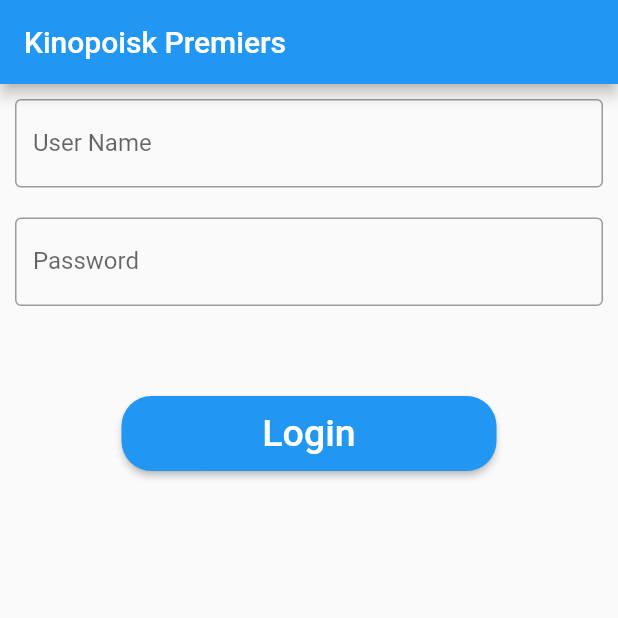
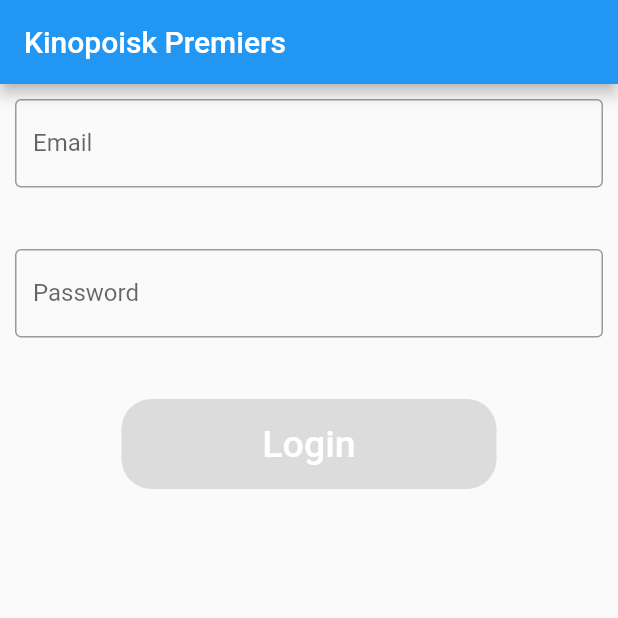
Before and after one commit to ShishkinDenis/KinopoiskPremiers, a Flutter app: the screen it shows after launch, on a phone screen of 412 x 824 dp, the top half of it. Run offline on Flutter 3.47's test engine with Material 2 defaults, Android fonts, the phone set to English and light mode, and no system bars; our stand-ins replace bloc, dio, flutter_bloc; Roboto replaces fonts that are missing (Muli).

Commit message:
validation is implemented

```diff
--- /dev/null
+++ b/lib/domain/model/LoginUser.dart
@@ -0,0 +1,6 @@
+class LoginUser {
+  late final String email;
+  late final String password;
+
+  LoginUser({required this.email, required this.password});
+}
--- a/lib/gui/films/films.dart
+++ b/lib/gui/films/films.dart
@@ -50,7 +50,7 @@ class _FilmsScreenState extends State<FilmsScreen> {
       margin: const EdgeInsets.all(8.0),
       child: BlocProvider(
         create: (_) => _filmsBloc,
-        child: BlocListener<FilmsBloc, FilmsState>(
+        child: BlocConsumer<FilmsBloc, FilmsState>(
           listener: (context, state) {
             if (state is FilmsError) {
               ScaffoldMessenger.of(context).showSnackBar(
@@ -60,7 +60,6 @@ class _FilmsScreenState extends State<FilmsScreen> {
               );
             }
           },
-          child: BlocBuilder<FilmsBloc, FilmsState>(
           builder: (context, state) {
             if (state is FilmsInitial) {
               return _buildLoading();
@@ -74,7 +73,6 @@ class _FilmsScreenState extends State<FilmsScreen> {
               return Container();
             }
           },
-          ),
         ),
       ),
     );
--- a/lib/gui/login/login.dart
+++ b/lib/gui/login/login.dart
@@ -1,9 +1,12 @@
 import 'package:flutter/material.dart';
+import 'package:list_view/domain/model/LoginUser.dart';
 import 'package:list_view/gui/films/films.dart';
-
+import 'package:list_view/util/validation/InputValidationMixin.dart';
 import '../../util/strings.dart';
 import '../../util/styles.dart';
 
+//TODO bloc
+//TODO use go_Router
 class LoginScreen extends StatefulWidget {
   const LoginScreen({super.key});
 
@@ -13,55 +16,115 @@ class LoginScreen extends StatefulWidget {
   }
 }
 
-class _LoginScreenState extends State<LoginScreen> {
+class _LoginScreenState extends State<LoginScreen> with InputValidationMixin {
+  final _emailController = TextEditingController();
+  final _passwordController = TextEditingController();
+  bool _isEmailChanged = false;
+  bool _isPasswordChanged = false;
+  bool _isEmailValid = false;
+  bool _isPasswordValid = false;
+
+  @override
+  void dispose() {
+    _emailController.dispose();
+    _passwordController.dispose();
+    super.dispose();
+  }
+
+  String? get _emailErrorText {
+    final text = _emailController.value.text;
+    _isEmailValid = text.isNotEmpty && isEmailValid(text);
+    if (!_isEmailValid) {
+      return Strings.emailValidationMessage;
+    }
+    return null;
+  }
+
+  String? get _passwordErrorText {
+    final text = _passwordController.value.text;
+    _isPasswordValid = text.isNotEmpty && isPasswordValid(text);
+    if (!_isPasswordValid) {
+      return Strings.passwordValidationMessage;
+    }
+    return null;
+  }
+
   @override
   Widget build(BuildContext context) {
     return Scaffold(
-        appBar: AppBar(
-            title: const Text(
+      appBar: AppBar(
+        title: const Text(
           Strings.kinopoiskPremiers,
           style: Styles.navBarTitle,
-        )),
-        body: Column(
+        ),
+      ),
+      body: SingleChildScrollView(
+        child: Column(
           children: [
-            const Padding(
-              padding: EdgeInsets.all(10),
+            Container(
+              padding: const EdgeInsets.all(10),
+              height: 100,
               child: TextField(
+                controller: _emailController,
+                keyboardType: TextInputType.emailAddress,
+                onChanged: (text) => setState(() {
+                  _isEmailChanged = true;
+                }),
                 decoration: InputDecoration(
-                    border: OutlineInputBorder(),
-                    labelText: 'User Name',
-                    hintText: 'Enter User Name'),
+                    border: const OutlineInputBorder(),
+                    labelText: Strings.emailLabel,
+                    hintText: Strings.emailHint,
+                    errorText: _isEmailChanged ? _emailErrorText : null),
               ),
             ),
-            const Padding(
-              padding: EdgeInsets.all(10),
+            Container(
+              padding: const EdgeInsets.all(10),
+              height: 100,
               child: TextField(
+                controller: _passwordController,
+                onChanged: (text) => setState(() {
+                  _isPasswordChanged = true;
+                }),
                 obscureText: true,
                 decoration: InputDecoration(
-                    border: OutlineInputBorder(),
-                    labelText: 'Password',
-                    hintText: 'Enter your password'),
+                    border: const OutlineInputBorder(),
+                    labelText: Strings.passwordLabel,
+                    hintText: Strings.passwordHint,
+                    errorText: _isPasswordChanged ? _passwordErrorText : null),
               ),
             ),
-            Padding(
-                padding: EdgeInsets.only(top: 50),
-                child: Container(
-                    height: 50,
-                    width: 250,
-                    child: ElevatedButton(
-                        onPressed: () {
-                          Navigator.push(context,
-                              MaterialPageRoute(builder: (_) => FilmsScreen()));
-                        },
-                        style: ButtonStyle(
-                            shape: MaterialStateProperty.all<
-                                RoundedRectangleBorder>(RoundedRectangleBorder(
-                          borderRadius: BorderRadius.circular(20),
-                        ))),
-                        child: const Text("Login",
-                            style:
-                                TextStyle(color: Colors.white, fontSize: 25)))))
+            Container(
+              height: 70,
+              width: 250,
+              padding: const EdgeInsets.only(top: 10),
+              child: ElevatedButton(
+                onPressed: _isEveryFieldValid() ? _goToFilmsScreen : null,
+                style: ButtonStyle(
+                  shape: MaterialStateProperty.all<RoundedRectangleBorder>(
+                    RoundedRectangleBorder(
+                      borderRadius: BorderRadius.circular(20),
+                    ),
+                  ),
+                ),
+                child: const Text(
+                  Strings.loginLabel,
+                  style: TextStyle(color: Colors.white, fontSize: 25),
+                ),
+              ),
+            )
           ],
-        ));
+        ),
+      ),
+    );
+  }
+
+  void _goToFilmsScreen() {
+    LoginUser loginUser =
+        LoginUser(email: _emailController.text, password: _passwordController.text);
+    Navigator.push(context, MaterialPageRoute(builder: (_) => const FilmsScreen()));
+  }
+
+  bool _isEveryFieldValid() {
+    return _isEmailValid && _isPasswordValid;
   }
 }
--- a/lib/util/strings.dart
+++ b/lib/util/strings.dart
@@ -1,4 +1,11 @@
 class Strings {
-  static const String failedFetchData = "Failed to fetch data";
-  static const String kinopoiskPremiers = "Kinopoisk Premiers";
+  static const String failedFetchData = 'Failed to fetch data';
+  static const String kinopoiskPremiers = 'Kinopoisk Premiers';
+  static const String emailLabel = 'Email';
+  static const String passwordLabel = 'Password';
+  static const String emailHint = 'Enter email';
+  static const String passwordHint = 'Enter your password';
+  static const String emailValidationMessage = 'Please enter correct email';
+  static const String passwordValidationMessage = 'Please enter correct password';
+  static const String loginLabel = 'Login';
 }
--- /dev/null
+++ b/lib/util/validation/InputValidationMixin.dart
@@ -0,0 +1,10 @@
+mixin InputValidationMixin {
+  static const _passwordLength = 6;
+
+  bool isPasswordValid(String password) => password.length == _passwordLength;
+
+  bool isEmailValid(String email) {
+    final emailRegExp = RegExp(r"^[a-zA-Z0-9.]+@[a-zA-Z0-9]+\.[a-zA-Z]+");
+    return emailRegExp.hasMatch(email);
+  }
+}
```
Also changed, not shown: lib/remove.dart (deleted, +0 -214 lines). Lines whose indentation alone changed are shown as unchanged.
